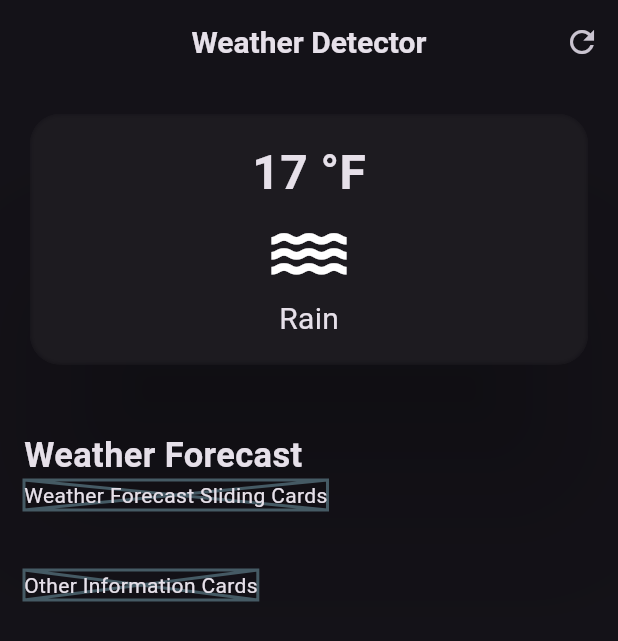
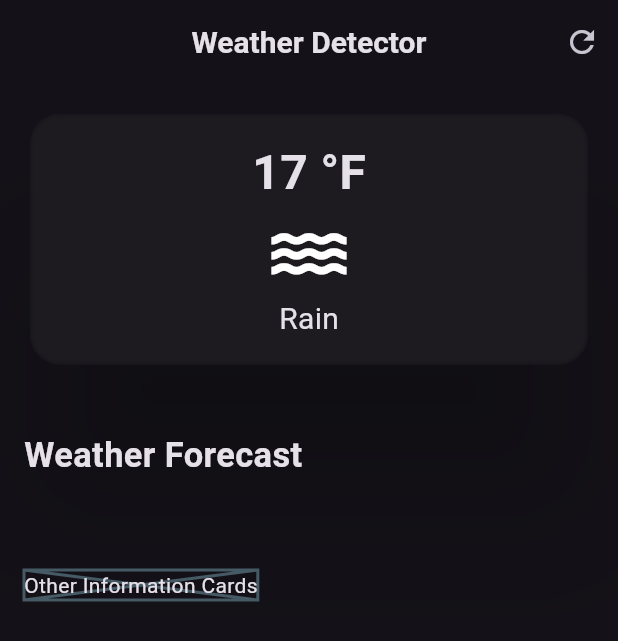
Before and after one commit to samrocks03/LearningFlutter, a Flutter app: the screen it shows after launch, on a phone screen of 412 x 824 dp. Shown: the top 641 px of the screen. Run offline on Flutter 3.47's test engine with Material 2 defaults, Android fonts, the phone set to English and light mode, and no system bars.

Commit message:
Added a row widget for Weather Forecast

```diff
--- a/weather_apk/lib/screen.dart
+++ b/weather_apk/lib/screen.dart
@@ -103,9 +103,13 @@ class WeatherApp extends StatelessWidget {
                 ),
             ),
 
-            Placeholder(
-              fallbackHeight: 150,
-              child: Text("Weather Forecast Sliding Cards"),
+            const SizedBox(height: 20,),
+
+
+            Row(
+              children: [
+
+              ],
             ),
 
             SizedBox(height: 40,),
```
